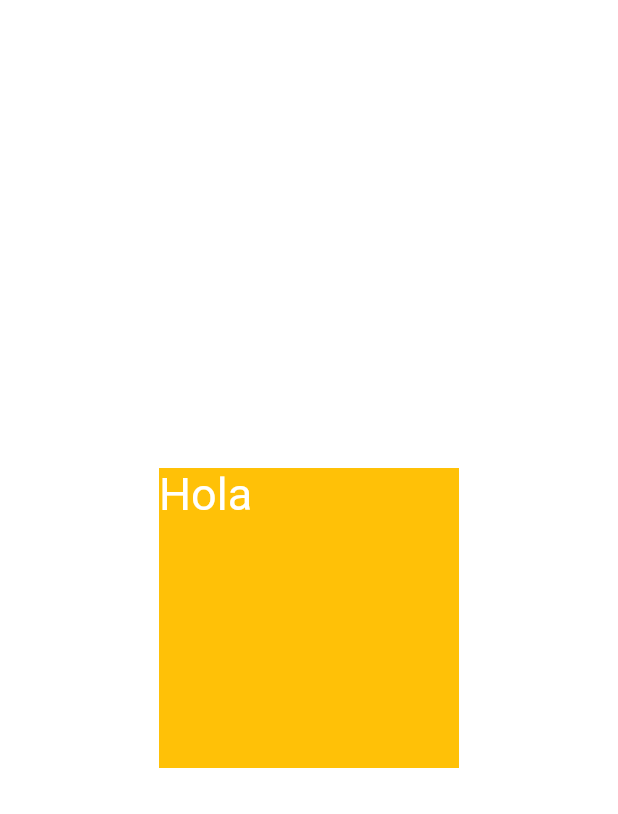
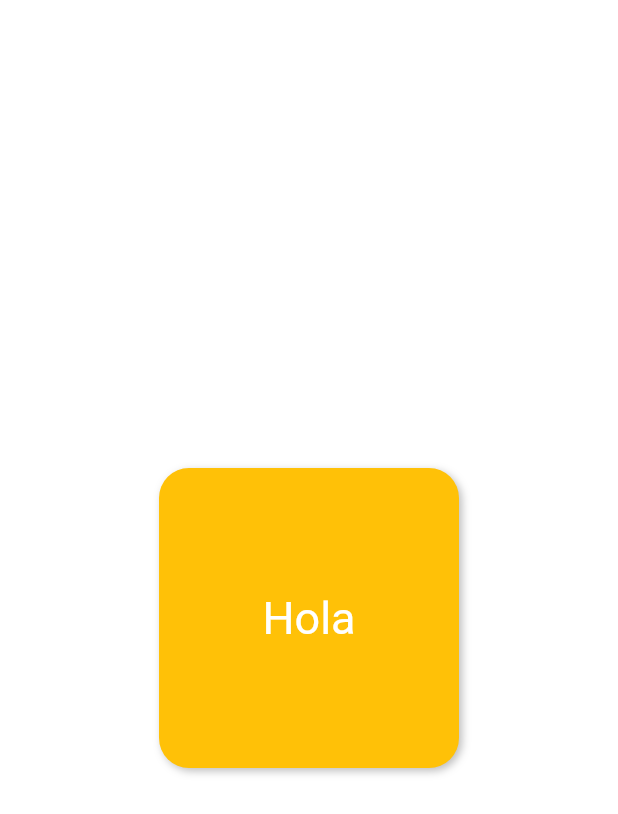
Before and after one commit to daironpf/aprendiendo-dart-y-flutter, a Flutter app: the screen it shows after launch, on a phone screen of 412 x 824 dp. Shown: the top 814 px of the screen. Run offline on Flutter 3.47's test engine with Material 3 defaults, Android fonts, the phone set to English and light mode, and no system bars.

Commit message:
BoxDecoration en un container

```diff
--- a/flutter_application_1/lib/pages/ContainerPage.dart
+++ b/flutter_application_1/lib/pages/ContainerPage.dart
@@ -11,8 +11,18 @@ class Containerpage extends StatelessWidget {
         child: Container(
           width: 200.0,
           height: 200.0,
-          color: Colors.amber,
-          alignment: Alignment.topLeft, //alinea los widgets child
+          alignment: Alignment.center, //alinea los widgets child
+          decoration: const BoxDecoration(
+            color: Colors.amber,
+            borderRadius: BorderRadius.all(Radius.circular(20.0)),
+            boxShadow: [
+              BoxShadow(
+                color: Colors.black26,
+                offset: Offset(2.0, 2.0),
+                blurRadius: 4.0,
+              ),
+            ],
+          ),
           child: Text("Hola"),
         ),
       ),
```
